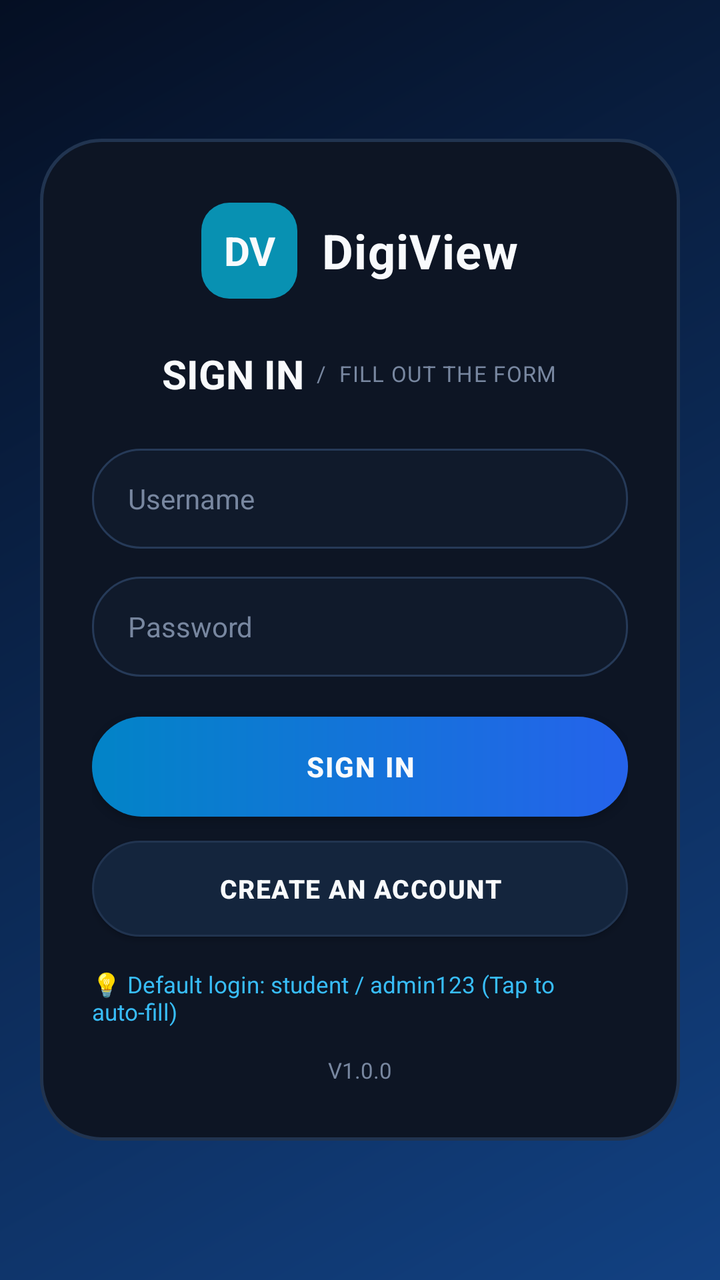
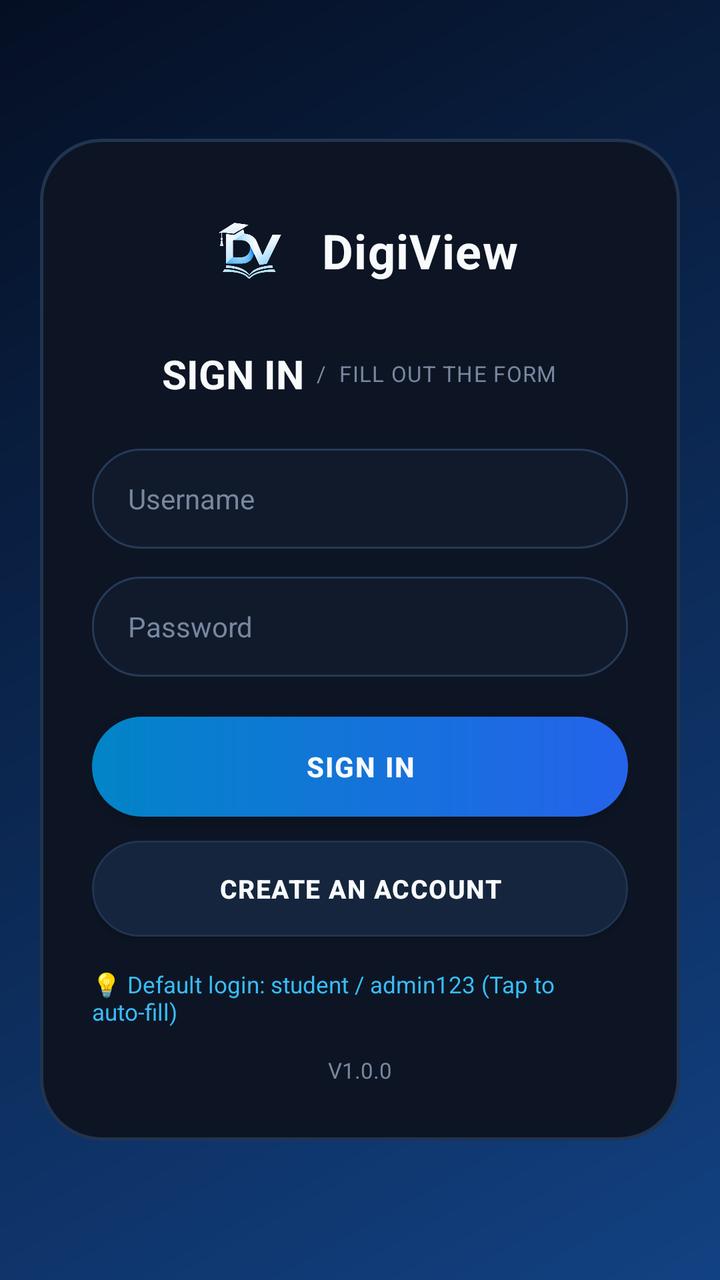

Screens rendered from an Android XML layout before and after an edit, with the pre-edit source and the edit as a unified diff.
<!-- AndroidManifest.xml: application theme Theme.DigiView -->
<!-- res/layout/layout_auth.xml -->
<?xml version="1.0" encoding="utf-8"?>
<ScrollView
    xmlns:android="http://schemas.android.com/apk/res/android"
    xmlns:app="http://schemas.android.com/apk/res-auto"
    android:layout_width="match_parent"
    android:layout_height="match_parent"
    android:background="@drawable/bg_gradient"
    android:fillViewport="true">

    <LinearLayout
        android:layout_width="match_parent"
        android:layout_height="wrap_content"
        android:orientation="vertical"
        android:gravity="center"
        android:paddingStart="20dp"
        android:paddingEnd="20dp"
        android:paddingTop="36dp"
        android:paddingBottom="36dp">

        
        <LinearLayout
            android:id="@+id/authLoginCard"
            android:layout_width="match_parent"
            android:layout_height="wrap_content"
            android:maxWidth="440dp"
            android:background="@drawable/bg_auth_card"
            android:orientation="vertical"
            android:paddingStart="26dp"
            android:paddingEnd="26dp"
            android:paddingTop="32dp"
            android:paddingBottom="28dp"
            android:visibility="visible">

            
            <LinearLayout
                android:layout_width="wrap_content"
                android:layout_height="wrap_content"
                android:orientation="horizontal"
                android:gravity="center_vertical"
                android:layout_gravity="center_horizontal"
                android:layout_marginBottom="24dp">

                <TextView
                    android:layout_width="48dp"
                    android:layout_height="48dp"
                    android:background="@drawable/bg_dv_logo"
                    android:gravity="center"
                    android:text="DV"
                    android:textColor="@color/text_white"
                    android:textSize="20sp"
                    android:textStyle="bold"
                    android:layout_marginEnd="12dp" />

                <TextView
                    android:layout_width="wrap_content"
                    android:layout_height="wrap_content"
                    android:text="DigiView"
                    android:textColor="@color/text_white"
                    android:textSize="24sp"
                    android:textStyle="bold"
                    android:letterSpacing="0.02" />
            </LinearLayout>

            
            <LinearLayout
                android:layout_width="wrap_content"
                android:layout_height="wrap_content"
                android:orientation="horizontal"
                android:gravity="center_vertical"
                android:layout_gravity="center_horizontal"
                android:layout_marginBottom="24dp">

                <TextView
                    android:layout_width="wrap_content"
                    android:layout_height="wrap_content"
                    android:text="SIGN IN"
                    android:textColor="@color/text_white"
                    android:textSize="20sp"
                    android:textStyle="bold" />

                <TextView
                    android:layout_width="wrap_content"
                    android:layout_height="wrap_content"
                    android:text="  /  FILL OUT THE FORM"
                    android:textColor="@color/auth_hint"
                    android:textSize="11sp"
                    android:letterSpacing="0.04" />
            </LinearLayout>

            
            <EditText
                android:id="@+id/etLoginUsername"
                android:layout_width="match_parent"
                android:layout_height="50dp"
                android:background="@drawable/bg_auth_input"
                android:hint="Username"
                android:textColorHint="@color/auth_hint"
                android:textColor="@color/text_white"
                android:textSize="14sp"
                android:paddingStart="18dp"
                android:paddingEnd="18dp"
                android:singleLine="true"
                android:inputType="textNoSuggestions" />

            
            <EditText
                android:id="@+id/etLoginPassword"
                android:layout_width="match_parent"
                android:layout_height="50dp"
                android:background="@drawable/bg_auth_input"
                android:hint="Password"
                android:textColorHint="@color/auth_hint"
                android:textColor="@color/text_white"
                android:textSize="14sp"
                android:paddingStart="18dp"
                android:paddingEnd="18dp"
                android:singleLine="true"
                android:layout_marginTop="14dp"
                android:inputType="textPassword" />

            
            <LinearLayout
                android:id="@+id/btnLoginServerPill"
                android:layout_width="match_parent"
                android:layout_height="36dp"
                android:visibility="gone"
                android:background="@drawable/bg_pill"
                android:gravity="center"
                android:orientation="horizontal"
                android:layout_marginTop="14dp"
                android:clickable="true"
                android:focusable="true">

                <TextView
                    android:id="@+id/tvLoginServerText"
                    android:layout_width="wrap_content"
                    android:layout_height="wrap_content"
                    android:text="☁️ Render Cloud (Connected)"
                    android:textColor="@color/cyan"
                    android:textSize="11.5sp" />
            </LinearLayout>

            
            <com.google.android.material.button.MaterialButton
                android:id="@+id/btnDoLogin"
                android:layout_width="match_parent"
                android:layout_height="50dp"
                android:background="@drawable/bg_auth_btn_primary"
                app:backgroundTint="@null"
                android:text="SIGN IN"
                android:textColor="@color/text_white"
                android:textSize="14sp"
                android:textStyle="bold"
                android:letterSpacing="0.05"
                app:cornerRadius="25dp"
                android:layout_marginTop="20dp" />

            
            <com.google.android.material.button.MaterialButton
                android:id="@+id/btnGoToRegister"
                android:layout_width="match_parent"
                android:layout_height="48dp"
                android:background="@drawable/bg_auth_btn_secondary"
                app:backgroundTint="@null"
                android:text="CREATE AN ACCOUNT"
                android:textColor="@color/text_white"
                android:textSize="13sp"
                android:textStyle="bold"
                android:letterSpacing="0.04"
                app:cornerRadius="24dp"
                android:layout_marginTop="12dp" />

            
            <TextView
                android:id="@+id/tvQuickDemoLogin"
                android:layout_width="wrap_content"
                android:layout_height="wrap_content"
                android:text="💡 Default login: student / admin123 (Tap to auto-fill)"
                android:textColor="@color/cyan"
                android:textSize="11.5sp"
                android:layout_gravity="center_horizontal"
                android:layout_marginTop="16dp"
                android:clickable="true"
                android:focusable="true" />

            
            <TextView
                android:layout_width="wrap_content"
                android:layout_height="wrap_content"
                android:text="V1.0.0"
                android:textColor="@color/auth_hint"
                android:textSize="11sp"
                android:layout_gravity="center_horizontal"
                android:layout_marginTop="14dp" />
        </LinearLayout>

        
        <LinearLayout
            android:id="@+id/authRegisterCard"
            android:layout_width="match_parent"
            android:layout_height="wrap_content"
            android:maxWidth="440dp"
            android:background="@drawable/bg_auth_card"
            android:orientation="vertical"
            android:paddingStart="26dp"
            android:paddingEnd="26dp"
            android:paddingTop="30dp"
            android:paddingBottom="26dp"
            android:visibility="gone">

            
            <LinearLayout
                android:layout_width="wrap_content"
                android:layout_height="wrap_content"
                android:orientation="horizontal"
                android:gravity="center_vertical"
                android:layout_gravity="center_horizontal"
                android:layout_marginBottom="20dp">

                <TextView
                    android:layout_width="44dp"
                    android:layout_height="44dp"
                    android:background="@drawable/bg_dv_logo"
                    android:gravity="center"
                    android:text="DV"
                    android:textColor="@color/text_white"
                    android:textSize="18sp"
                    android:textStyle="bold"
                    android:layout_marginEnd="12dp" />

                <TextView
                    android:layout_width="wrap_content"
                    android:layout_height="wrap_content"
                    android:text="DigiView"
                    android:textColor="@color/text_white"
                    android:textSize="22sp"
                    android:textStyle="bold" />
            </LinearLayout>

            
            <LinearLayout
                android:layout_width="wrap_content"
                android:layout_height="wrap_content"
                android:orientation="horizontal"
                android:gravity="center_vertical"
                android:layout_gravity="center_horizontal"
                android:layout_marginBottom="20dp">

                <TextView
                    android:layout_width="wrap_content"
                    android:layout_height="wrap_content"
                    android:text="SIGN UP"
                    android:textColor="@color/text_white"
                    android:textSize="19sp"
                    android:textStyle="bold" />

                <TextView
                    android:layout_width="wrap_content"
                    android:layout_height="wrap_content"
                    android:text="  /  STUDENT PROFILE DETAILS"
                    android:textColor="@color/auth_hint"
                    android:textSize="10.5sp"
                    android:letterSpacing="0.04" />
            </LinearLayout>

            
            <EditText
                android:id="@+id/etRegFullName"
                android:layout_width="match_parent"
                android:layout_height="48dp"
                android:background="@drawable/bg_auth_input"
                android:hint="Student Name"
                android:textColorHint="@color/auth_hint"
                android:textColor="@color/text_white"
                android:textSize="14sp"
                android:paddingStart="16dp"
                android:paddingEnd="16dp"
                android:singleLine="true"
                android:inputType="textPersonName" />

            
            <LinearLayout
                android:layout_width="match_parent"
                android:layout_height="wrap_content"
                android:orientation="horizontal"
                android:layout_marginTop="12dp">

                <EditText
                    android:id="@+id/etRegGrade"
                    android:layout_width="0dp"
                    android:layout_height="48dp"
                    android:layout_weight="1"
                    android:background="@drawable/bg_auth_input"
                    android:hint="Grade (e.g. 11)"
                    android:textColorHint="@color/auth_hint"
                    android:textColor="@color/text_white"
                    android:textSize="13sp"
                    android:paddingStart="14dp"
                    android:paddingEnd="14dp"
                    android:singleLine="true"
                    android:layout_marginEnd="6dp" />

                <EditText
                    android:id="@+id/etRegSection"
                    android:layout_width="0dp"
                    android:layout_height="48dp"
                    android:layout_weight="1"
                    android:background="@drawable/bg_auth_input"
                    android:hint="Section"
                    android:textColorHint="@color/auth_hint"
                    android:textColor="@color/text_white"
                    android:textSize="13sp"
                    android:paddingStart="14dp"
                    android:paddingEnd="14dp"
                    android:singleLine="true"
                    android:layout_marginStart="6dp" />
            </LinearLayout>

            
            <Spinner
                android:id="@+id/spRegGender"
                android:layout_width="match_parent"
                android:layout_height="48dp"
                android:background="@drawable/bg_auth_input"
                android:layout_marginTop="12dp"
                android:paddingStart="12dp"
                android:paddingEnd="12dp" />

            
            <EditText
                android:id="@+id/etRegPassword"
                android:layout_width="match_parent"
                android:layout_height="48dp"
                android:background="@drawable/bg_auth_input"
                android:hint="Password (min 4 chars)"
                android:textColorHint="@color/auth_hint"
                android:textColor="@color/text_white"
                android:textSize="14sp"
                android:paddingStart="16dp"
                android:paddingEnd="16dp"
                android:singleLine="true"
                android:layout_marginTop="12dp"
                android:inputType="textPassword" />

            
            <EditText
                android:id="@+id/etRegConfirmPassword"
                android:layout_width="match_parent"
                android:layout_height="48dp"
                android:background="@drawable/bg_auth_input"
                android:hint="Confirm Password"
                android:textColorHint="@color/auth_hint"
                android:textColor="@color/text_white"
                android:textSize="14sp"
                android:paddingStart="16dp"
                android:paddingEnd="16dp"
                android:singleLine="true"
                android:layout_marginTop="12dp"
                android:inputType="textPassword" />

            
            <com.google.android.material.button.MaterialButton
                android:id="@+id/btnDoRegister"
                android:layout_width="match_parent"
                android:layout_height="50dp"
                android:background="@drawable/bg_auth_btn_primary"
                app:backgroundTint="@null"
                android:text="CREATE ACCOUNT"
                android:textColor="@color/text_white"
                android:textSize="14sp"
                android:textStyle="bold"
                android:letterSpacing="0.05"
                app:cornerRadius="25dp"
                android:layout_marginTop="18dp" />

            
            <TextView
                android:id="@+id/btnGoToLogin"
                android:layout_width="wrap_content"
                android:layout_height="wrap_content"
                android:text="ALREADY REGISTERED? LOGIN"
                android:textColor="@color/cyan"
                android:textSize="12sp"
                android:textStyle="bold"
                android:letterSpacing="0.04"
                android:layout_gravity="center_horizontal"
                android:layout_marginTop="16dp"
                android:clickable="true"
                android:focusable="true" />
        </LinearLayout>

    </LinearLayout>
</ScrollView>
<!-- resources referenced by this layout -->
<resources>
  <color name="auth_hint">#7887A0</color>
  <color name="cyan">#38BDF8</color>
  <color name="text_white">#F8FAFC</color>
  <!-- drawable bg_auth_btn_primary (drawable) -->
  <?xml version="1.0" encoding="utf-8"?>
  <shape xmlns:android="http://schemas.android.com/apk/res/android"
      android:shape="rectangle">
      <gradient
          android:type="linear"
          android:angle="0"
          android:startColor="#0284C7"
          android:endColor="#2563EB" />
      <corners android:radius="25dp" />
  </shape>
  <!-- drawable bg_auth_btn_secondary (drawable) -->
  <?xml version="1.0" encoding="utf-8"?>
  <shape xmlns:android="http://schemas.android.com/apk/res/android"
      android:shape="rectangle">
      <solid android:color="#14253D" />
      <stroke
          android:width="1dp"
          android:color="@color/auth_card_border" />
      <corners android:radius="25dp" />
  </shape>
  <!-- drawable bg_auth_card (drawable) -->
  <?xml version="1.0" encoding="utf-8"?>
  <shape xmlns:android="http://schemas.android.com/apk/res/android"
      android:shape="rectangle">
      <solid android:color="@color/auth_card_bg" />
      <stroke
          android:width="1.5dp"
          android:color="@color/auth_card_border" />
      <corners android:radius="30dp" />
  </shape>
  <!-- drawable bg_auth_input (drawable) -->
  <?xml version="1.0" encoding="utf-8"?>
  <shape xmlns:android="http://schemas.android.com/apk/res/android"
      android:shape="rectangle">
      <solid android:color="@color/auth_input_bg" />
      <stroke
          android:width="1dp"
          android:color="@color/auth_input_border" />
      <corners android:radius="24dp" />
  </shape>
  <!-- drawable bg_dv_logo (drawable) -->
  <?xml version="1.0" encoding="utf-8"?>
  <shape xmlns:android="http://schemas.android.com/apk/res/android"
      android:shape="rectangle">
      <solid android:color="@color/teal_dv" />
      <corners android:radius="14dp" />
  </shape>
  <!-- drawable bg_gradient (drawable) -->
  <?xml version="1.0" encoding="utf-8"?>
  <shape xmlns:android="http://schemas.android.com/apk/res/android"
      android:shape="rectangle">
      <gradient
          android:type="linear"
          android:angle="315"
          android:startColor="@color/d_bg_start"
          android:endColor="@color/d_bg_end" />
  </shape>
  <!-- drawable bg_pill (drawable) -->
  <?xml version="1.0" encoding="utf-8"?>
  <shape xmlns:android="http://schemas.android.com/apk/res/android"
      android:shape="rectangle">
      <corners android:radius="20dp" />
      <solid android:color="#0F213A" />
      <stroke
          android:width="1dp"
          android:color="@color/d_line" />
  </shape>
  <style name="Theme.DigiView" parent="Theme.MaterialComponents.DayNight.NoActionBar">
          
          <item name="colorPrimary">@color/blue</item>
          <item name="colorPrimaryVariant">@color/blue_hover</item>
          <item name="colorOnPrimary">@color/text_white</item>
  
          
          <item name="colorSecondary">@color/cyan</item>
          <item name="colorSecondaryVariant">@color/cyan_glow</item>
          <item name="colorOnSecondary">@color/d_sidebar</item>
  
          
          <item name="android:statusBarColor">@color/d_top</item>
          <item name="android:navigationBarColor">@color/d_sidebar</item>
          <item name="android:windowBackground">@drawable/bg_gradient</item>
      </style>
  <color name="auth_card_border">#213450</color>
  <color name="auth_card_bg">#0D1524</color>
  <color name="auth_input_bg">#101A2B</color>
  <color name="auth_input_border">#263A58</color>
  <color name="teal_dv">#0891B2</color>
  <color name="d_bg_start">#050F23</color>
  <color name="d_bg_end">#124182</color>
  <color name="d_line">#1E304C</color>
  <color name="blue">#2563EB</color>
  <color name="blue_hover">#1D4ED8</color>
  <color name="cyan_glow">#22D3EE</color>
  <color name="d_sidebar">#060F1E</color>
  <color name="d_top">#071120</color>
</resources>

<!-- the commit's change to res/layout/layout_auth.xml (unified diff, before → after) -->
@@ -40,15 +40,12 @@
                 android:layout_gravity="center_horizontal"
                 android:layout_marginBottom="24dp">
 
-                <TextView
+                <ImageView
                     android:layout_width="48dp"
                     android:layout_height="48dp"
-                    android:background="@drawable/bg_dv_logo"
-                    android:gravity="center"
-                    android:text="DV"
-                    android:textColor="@color/text_white"
-                    android:textSize="20sp"
-                    android:textStyle="bold"
+                    android:src="@drawable/ic_launcher_dv"
+                    android:contentDescription="DigiView Logo"
+                    android:scaleType="fitCenter"
                     android:layout_marginEnd="12dp" />
 
                 <TextView
@@ -217,15 +214,12 @@
                 android:layout_gravity="center_horizontal"
                 android:layout_marginBottom="20dp">
 
-                <TextView
+                <ImageView
                     android:layout_width="44dp"
                     android:layout_height="44dp"
-                    android:background="@drawable/bg_dv_logo"
-                    android:gravity="center"
-                    android:text="DV"
-                    android:textColor="@color/text_white"
-                    android:textSize="18sp"
-                    android:textStyle="bold"
+                    android:src="@drawable/ic_launcher_dv"
+                    android:contentDescription="DigiView Logo"
+                    android:scaleType="fitCenter"
                     android:layout_marginEnd="12dp" />
 
                 <TextView
<!-- resource entries referenced after the edit -->
@@ -44,13 +44,6 @@
           android:color="@color/auth_input_border" />
       <corners android:radius="24dp" />
   </shape>
-  <!-- drawable bg_dv_logo (drawable) -->
-  <?xml version="1.0" encoding="utf-8"?>
-  <shape xmlns:android="http://schemas.android.com/apk/res/android"
-      android:shape="rectangle">
-      <solid android:color="@color/teal_dv" />
-      <corners android:radius="14dp" />
-  </shape>
   <!-- drawable bg_gradient (drawable) -->
   <?xml version="1.0" encoding="utf-8"?>
   <shape xmlns:android="http://schemas.android.com/apk/res/android"
@@ -71,6 +64,7 @@
           android:width="1dp"
           android:color="@color/d_line" />
   </shape>
+  <!-- drawable ic_launcher_dv: png bitmap (drawable, 57606 bytes) -->
   <style name="Theme.DigiView" parent="Theme.MaterialComponents.DayNight.NoActionBar">
           
           <item name="colorPrimary">@color/blue</item>
@@ -91,7 +85,6 @@
   <color name="auth_card_bg">#0D1524</color>
   <color name="auth_input_bg">#101A2B</color>
   <color name="auth_input_border">#263A58</color>
-  <color name="teal_dv">#0891B2</color>
   <color name="d_bg_start">#050F23</color>
   <color name="d_bg_end">#124182</color>
   <color name="d_line">#1E304C</color>
